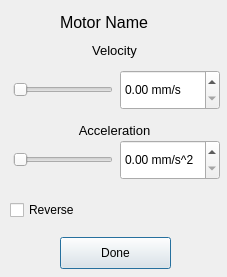
Before: the Qt Designer form motordialog.ui in SeraphRobotics/SeraphPrint, drawn with Qt 5.
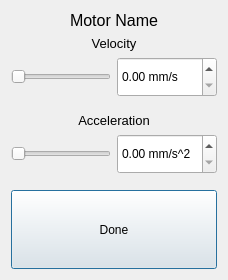
After: the same form once the commit is applied.

Commit message: Fixed issues with UI layouts

```diff
--- a/motordialog.ui
+++ b/motordialog.ui
@@ -7,21 +7,15 @@
     <x>0</x>
     <y>0</y>
     <width>227</width>
-    <height>277</height>
+    <height>280</height>
    </rect>
   </property>
   <property name="windowTitle">
    <string>motordialog</string>
   </property>
+  <layout class="QVBoxLayout" name="verticalLayout_3">
+   <item>
   <widget class="QLabel" name="motorLabel_2">
-   <property name="geometry">
-    <rect>
-     <x>60</x>
-     <y>10</y>
-     <width>109</width>
-     <height>24</height>
-    </rect>
-   </property>
    <property name="font">
     <font>
      <pointsize>12</pointsize>
@@ -30,16 +24,15 @@
    <property name="text">
     <string>Motor Name</string>
    </property>
-  </widget>
+     <property name="alignment">
+      <set>Qt::AlignCenter</set>
+     </property>
+    </widget>
+   </item>
+   <item>
+    <layout class="QVBoxLayout" name="verticalLayout_2">
+     <item>
   <widget class="QLabel" name="velocityLabel_2">
-   <property name="geometry">
-    <rect>
-     <x>10</x>
-     <y>40</y>
-     <width>209</width>
-     <height>21</height>
-    </rect>
-   </property>
    <property name="font">
     <font>
      <pointsize>10</pointsize>
@@ -52,15 +45,11 @@
     <set>Qt::AlignCenter</set>
    </property>
   </widget>
+     </item>
+     <item>
+      <layout class="QHBoxLayout" name="horizontalLayout_2">
+       <item>
   <widget class="QSlider" name="velocitySlider_2">
-   <property name="geometry">
-    <rect>
-     <x>13</x>
-     <y>70</y>
-     <width>100</width>
-     <height>40</height>
-    </rect>
-   </property>
    <property name="minimumSize">
     <size>
      <width>100</width>
@@ -71,15 +60,9 @@
     <enum>Qt::Horizontal</enum>
    </property>
   </widget>
+       </item>
+       <item>
   <widget class="QDoubleSpinBox" name="velocitySpin_2">
-   <property name="geometry">
-    <rect>
-     <x>120</x>
-     <y>70</y>
-     <width>100</width>
-     <height>40</height>
-    </rect>
-   </property>
    <property name="minimumSize">
     <size>
      <width>100</width>
@@ -90,15 +73,31 @@
     <string> mm/s</string>
    </property>
   </widget>
+       </item>
+      </layout>
+     </item>
+    </layout>
+   </item>
+   <item>
+    <spacer name="verticalSpacer">
+     <property name="orientation">
+      <enum>Qt::Vertical</enum>
+     </property>
+     <property name="sizeType">
+      <enum>QSizePolicy::Fixed</enum>
+     </property>
+     <property name="sizeHint" stdset="0">
+      <size>
+       <width>168</width>
+       <height>10</height>
+      </size>
+     </property>
+    </spacer>
+   </item>
+   <item>
+    <layout class="QVBoxLayout" name="verticalLayout">
+     <item>
   <widget class="QLabel" name="accelerationLabel_2">
-   <property name="geometry">
-    <rect>
-     <x>10</x>
-     <y>120</y>
-     <width>209</width>
-     <height>21</height>
-    </rect>
-   </property>
    <property name="font">
     <font>
      <pointsize>10</pointsize>
@@ -111,15 +110,24 @@
     <set>Qt::AlignCenter</set>
    </property>
   </widget>
+     </item>
+     <item>
+      <layout class="QHBoxLayout" name="horizontalLayout">
+       <item>
+        <widget class="QSlider" name="accelerationSlider_2">
+         <property name="minimumSize">
+          <size>
+           <width>100</width>
+           <height>40</height>
+          </size>
+         </property>
+         <property name="orientation">
+          <enum>Qt::Horizontal</enum>
+         </property>
+        </widget>
+       </item>
+       <item>
   <widget class="QDoubleSpinBox" name="accelerationSpin_2">
-   <property name="geometry">
-    <rect>
-     <x>120</x>
-     <y>140</y>
-     <width>100</width>
-     <height>40</height>
-    </rect>
-   </property>
    <property name="minimumSize">
     <size>
      <width>100</width>
@@ -130,57 +138,41 @@
     <string notr="true"> mm/s^2</string>
    </property>
   </widget>
-  <widget class="QSlider" name="accelerationSlider_2">
-   <property name="geometry">
-    <rect>
-     <x>13</x>
-     <y>140</y>
-     <width>100</width>
-     <height>40</height>
-    </rect>
-   </property>
-   <property name="minimumSize">
+       </item>
+      </layout>
+     </item>
+    </layout>
+   </item>
+   <item>
+    <spacer name="verticalSpacer_2">
+     <property name="orientation">
+      <enum>Qt::Vertical</enum>
+     </property>
+     <property name="sizeType">
+      <enum>QSizePolicy::Fixed</enum>
+     </property>
+     <property name="sizeHint" stdset="0">
     <size>
-     <width>100</width>
-     <height>40</height>
-    </size>
-   </property>
-   <property name="orientation">
-    <enum>Qt::Horizontal</enum>
-   </property>
-  </widget>
+       <width>168</width>
+       <height>10</height>
+      </size>
+     </property>
+    </spacer>
+   </item>
+   <item>
   <widget class="QPushButton" name="okButton">
-   <property name="geometry">
-    <rect>
-     <x>60</x>
-     <y>237</y>
-     <width>111</width>
-     <height>32</height>
-    </rect>
+     <property name="sizePolicy">
+      <sizepolicy hsizetype="Minimum" vsizetype="Expanding">
+       <horstretch>0</horstretch>
+       <verstretch>0</verstretch>
+      </sizepolicy>
    </property>
    <property name="text">
     <string>Done</string>
    </property>
   </widget>
-  <widget class="QCheckBox" name="reverseCheckButton">
-   <property name="geometry">
-    <rect>
-     <x>10</x>
-     <y>190</y>
-     <width>211</width>
-     <height>40</height>
-    </rect>
-   </property>
-   <property name="minimumSize">
-    <size>
-     <width>0</width>
-     <height>40</height>
-    </size>
-   </property>
-   <property name="text">
-    <string>Reverse</string>
-   </property>
-  </widget>
+   </item>
+  </layout>
  </widget>
  <layoutdefault spacing="6" margin="11"/>
  <resources/>
```
Lines whose indentation alone changed are shown as unchanged. The commit also changes 11 other files.
